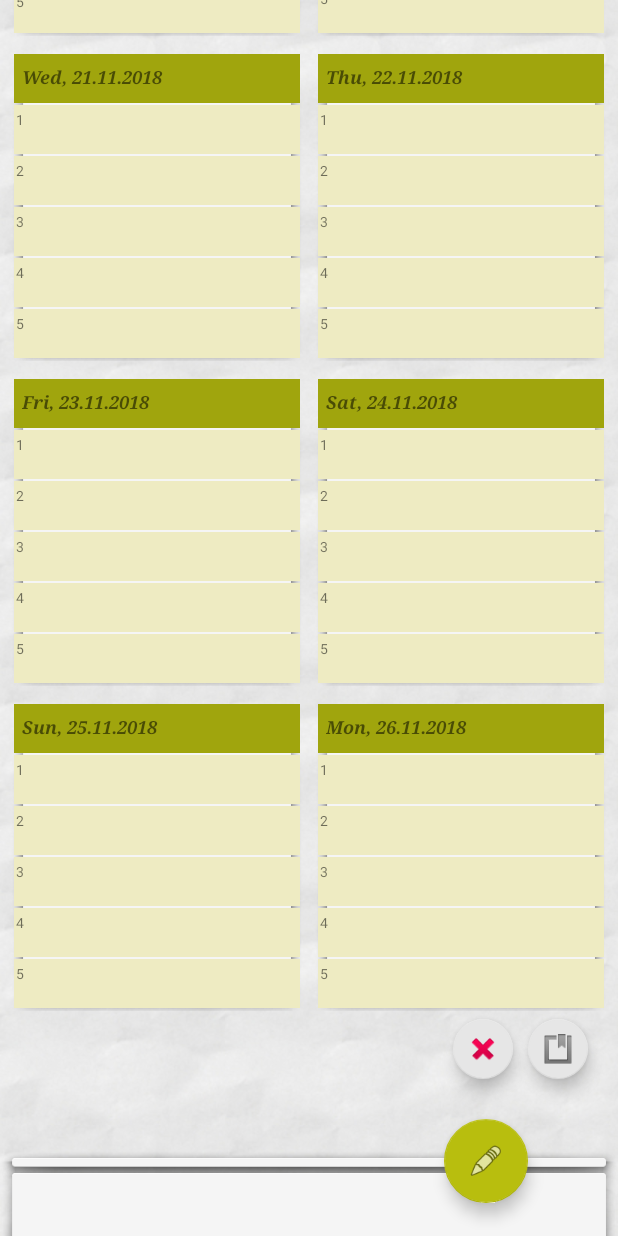
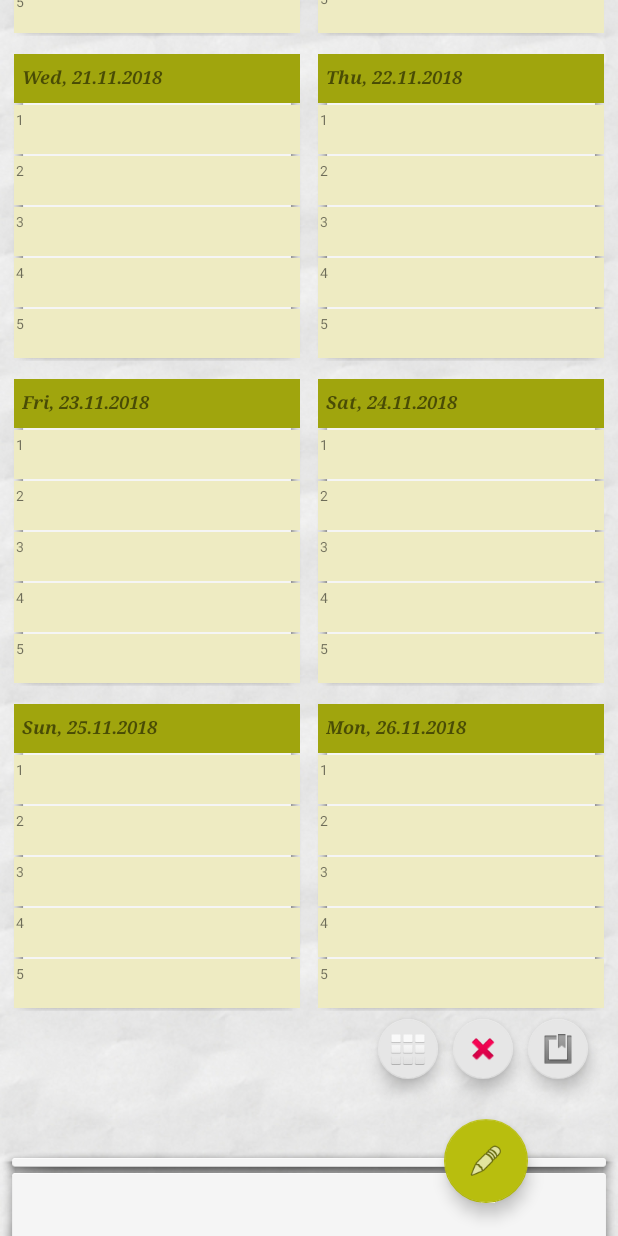
Before and after one commit to IDolgopolov/FinalBlocknotV2, an Android app: the screen it shows after launch (MainActivity), scrolled down 202 dp, on a phone screen of 412 x 824 dp. Run offline under Robolectric (Android 15) with nearby library versions, the light colour scheme and no system bars.

Commit message:
v0.8.6 можно выбирать частоту уведомлений

```diff
--- a/app/src/main/java/com/arproject/finalblocknot/MainActivity.java
+++ b/app/src/main/java/com/arproject/finalblocknot/MainActivity.java
@@ -89,7 +89,7 @@ public class MainActivity extends AppCompatActivity  {
         fragmentTransaction.commit();
         generateEEFV2 = true;
 
-        generateAlarm(8, 0);
+        generateAlarm(8, 0, AlarmManager.INTERVAL_HALF_DAY, getApplicationContext());
 
     }
 
@@ -178,17 +178,36 @@ public class MainActivity extends AppCompatActivity  {
         return dbED.getTodayEvent(date, context);
     }
 
-    private void generateAlarm(int hour, int min) {
-        AlarmManager manager = (AlarmManager) getSystemService(Context.ALARM_SERVICE);
+    public static void generateAlarm(int hour, int min, long interval,  Context context) {
+        Log.i("check_not", "alarm hour generate" );
+        AlarmManager manager = (AlarmManager) context.getSystemService(Context.ALARM_SERVICE);
 
         Calendar calendar = Calendar.getInstance();
-        //calendar.setTimeInMillis(System.currentTimeMillis());
-        //calendar.set(Calendar.HOUR_OF_DAY, hour, min);
+        calendar.setTimeInMillis(System.currentTimeMillis());
+        calendar.set(Calendar.HOUR_OF_DAY, hour, min);
         Log.i("notification", "generate alarm");
-        Intent intent = new Intent(getApplicationContext(), MyAlarmManager.class);
-        PendingIntent pendingIntent =  PendingIntent.getBroadcast(getApplicationContext(), ALARM_RTC, intent, PendingIntent.FLAG_UPDATE_CURRENT);
+        Intent intent = new Intent(context, MyAlarmManager.class);
+        PendingIntent pendingIntent =  PendingIntent.getBroadcast(context, ALARM_RTC, intent, PendingIntent.FLAG_UPDATE_CURRENT);
 
-        manager.setRepeating(AlarmManager.RTC_WAKEUP, GregorianCalendar.getInstance().getTimeInMillis(), AlarmManager.INTERVAL_DAY, pendingIntent);
+        manager.setRepeating(AlarmManager.RTC_WAKEUP, GregorianCalendar.getInstance().getTimeInMillis(), interval, pendingIntent);
+    }
+    public static void generateAlarm(long interval,  Context context) {
+        Log.i("check_not", "alarm millis generate" );
+        AlarmManager manager = (AlarmManager) context.getSystemService(Context.ALARM_SERVICE);
+
+        Calendar calendar = Calendar.getInstance();
+        calendar.setTimeInMillis(System.currentTimeMillis());
+
+        Intent intent = new Intent(context, MyAlarmManager.class);
+        PendingIntent pendingIntent =  PendingIntent.getBroadcast(context, ALARM_RTC, intent, PendingIntent.FLAG_UPDATE_CURRENT);
+
+        manager.setRepeating(AlarmManager.RTC_WAKEUP, GregorianCalendar.getInstance().getTimeInMillis(), interval, pendingIntent);
+    }
+    public static void deleteAllAlarm(Context context) {
+        AlarmManager manager = (AlarmManager) context.getSystemService(Context.ALARM_SERVICE);
+        Intent intent = new Intent(context, MyAlarmManager.class);
+        PendingIntent pendingIntent =  PendingIntent.getBroadcast(context, ALARM_RTC, intent, PendingIntent.FLAG_UPDATE_CURRENT);
+        manager.cancel(pendingIntent);
     }
 
 }
--- a/app/src/main/java/com/arproject/finalblocknot/MyAlarmManager.java
+++ b/app/src/main/java/com/arproject/finalblocknot/MyAlarmManager.java
@@ -32,7 +32,7 @@ public class MyAlarmManager extends BroadcastReceiver {
         String idChannel = "channel_1";
         Notification notification = new Notification.Builder(context)
                 .setContentTitle(context.getResources().getString(R.string.today) + ": ")
-                .setSmallIcon(R.mipmap.icon_lounch_round)
+                .setSmallIcon(R.drawable.icon_small)
                 .setStyle(new Notification.BigTextStyle()
                         .bigText(MainActivity.getTodayEE(getTodayDate(), context)))
                 .setContentIntent(pendingIntent)
--- a/app/src/main/java/com/arproject/finalblocknot/data/DBEDHelper.java
+++ b/app/src/main/java/com/arproject/finalblocknot/data/DBEDHelper.java
@@ -174,6 +174,7 @@ public class DBEDHelper extends SQLiteOpenHelper {
             }
             cursor.moveToNext();
         }
+        if(info.equals("")) info = context.getResources().getString(R.string.no_events_today);
 
         return info;
     }
--- a/app/src/main/java/com/arproject/finalblocknot/fragment/EverydayEventsFragment_v3.java
+++ b/app/src/main/java/com/arproject/finalblocknot/fragment/EverydayEventsFragment_v3.java
@@ -27,6 +27,7 @@ import com.arproject.finalblocknot.MainActivity;
 import com.arproject.finalblocknot.R;
 import com.arproject.finalblocknot.dialog.EverydayDeleteAllDialog;
 import com.arproject.finalblocknot.dialog.PastEverydayDialog;
+import com.arproject.finalblocknot.dialog.PickNotificationDialog;
 
 import java.text.DateFormat;
 import java.text.SimpleDateFormat;
@@ -43,6 +44,7 @@ public class EverydayEventsFragment_v3 extends Fragment {
     private FloatingActionButton buttonDeleteAll;
     private FloatingActionButton buttonPast;
     private int[] arrDateSum = new int[8];
+    private FloatingActionButton buttonPickNotification;
 
 
 
@@ -105,6 +107,15 @@ public class EverydayEventsFragment_v3 extends Fragment {
                     dialog.show(MainActivity.sFragmentManager, "PAST_EVENT");
                 }
 
+        });
+
+        buttonPickNotification = (FloatingActionButton) layoutParent.findViewById(R.id.fab_pick_notification);
+        buttonPickNotification.setOnClickListener(new View.OnClickListener() {
+            @Override
+            public void onClick(View view) {
+                PickNotificationDialog dialog = new PickNotificationDialog();
+                dialog.show(MainActivity.sFragmentManager, "PICK_NOTIFICATION");
+            }
         });
 
 
--- a/app/src/main/res/layout/everyday_fragment_v3.xml
+++ b/app/src/main/res/layout/everyday_fragment_v3.xml
@@ -1512,6 +1512,18 @@
             android:layout_marginEnd="20dp"
             app:srcCompat="@android:drawable/ic_input_get"
             />
+        <android.support.design.widget.FloatingActionButton
+            android:id="@+id/fab_pick_notification"
+            android:layout_width="wrap_content"
+            android:layout_marginTop="5dp"
+            android:layout_height="wrap_content"
+            android:layout_alignParentEnd="true"
+            android:layout_marginEnd="120dp"
+            app:backgroundTint="#e6e6e6"
+            app:fabSize="mini"
+            app:srcCompat="@android:drawable/ic_dialog_dialer"
+            />
     </RelativeLayout>
 
+
 </LinearLayout>
```
Also changed, not shown: app/src/main/java/com/arproject/finalblocknot/dialog/PickNotificationDialog.java (added, +94 -0 lines), app/src/main/res/layout/notification_picker_dialog.xml (added, +25 -0 lines), app/src/main/res/values/strings.xml (+14 -0 lines), app/src/main/res/mipmap-hdpi/icon_lounch.png, app/src/main/res/mipmap-mdpi/icon_lounch.png, app/src/main/res/mipmap-xhdpi/icon_lounch.png, app/src/main/res/mipmap-xxhdpi/icon_lounch.png, app/src/main/res/mipmap-xxxhdpi/icon_lounch.png, 2 other files.
